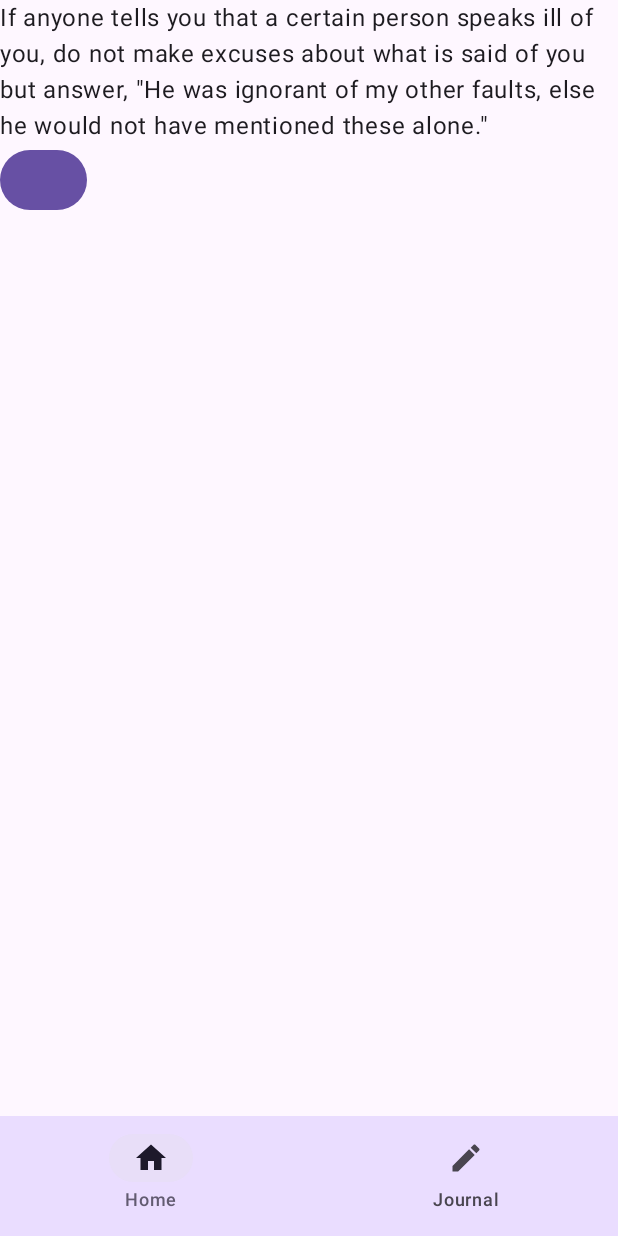
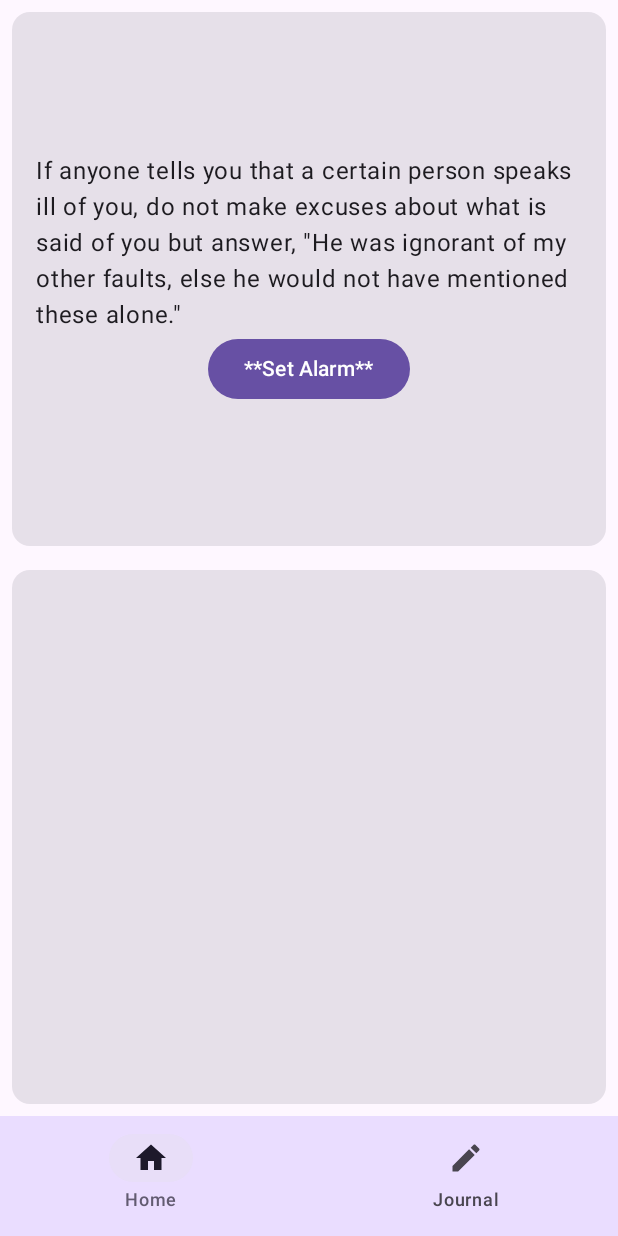
Before and after one commit to tomb00105/My_Stoic, an Android app built with Jetpack Compose: the HomeScreen screen opened through its navigation route, on a phone screen of 412 x 824 dp. Run offline under Robolectric (Android 15) with nearby library versions, the phone set to English and light mode, and no system bars; our stand-ins replace Room's generated code, window size class.

Commit message:
- Even more alarm and notification refactoring. - Minor UI updates.

```diff
--- a/app/src/main/java/com/example/mystoic/MyStoicApplication.kt
+++ b/app/src/main/java/com/example/mystoic/MyStoicApplication.kt
@@ -1,7 +1,6 @@
 package com.example.mystoic
 
 import android.app.Application
-import androidx.compose.ui.platform.LocalContext
 import com.example.mystoic.data.AppContainer
 import com.example.mystoic.data.AppDataContainer
 import com.example.mystoic.notifications.DailyQuoteNotificationChannel
--- a/app/src/main/java/com/example/mystoic/ui/PermissionUtils.kt
+++ b/app/src/main/java/com/example/mystoic/PermissionUtils.kt
@@ -1,4 +1,4 @@
-package com.example.mystoic.ui
+package com.example.mystoic
 
 import android.Manifest
 import androidx.compose.foundation.layout.Column
--- a/app/src/main/java/com/example/mystoic/data/DailyQuoteDataStore.kt
+++ b/app/src/main/java/com/example/mystoic/data/DailyQuoteDataStore.kt
@@ -1,20 +1,18 @@
 package com.example.mystoic.data
 
 import android.content.Context
+import android.util.Log
 import androidx.datastore.core.DataStore
 import androidx.datastore.preferences.core.Preferences
 import androidx.datastore.preferences.core.edit
 import androidx.datastore.preferences.core.intPreferencesKey
 import androidx.datastore.preferences.core.stringPreferencesKey
 import androidx.datastore.preferences.preferencesDataStore
-import kotlinx.coroutines.CoroutineScope
-import kotlinx.coroutines.Dispatchers
 import kotlinx.coroutines.async
 import kotlinx.coroutines.coroutineScope
 import kotlinx.coroutines.flow.first
 import kotlinx.coroutines.flow.map
-import kotlinx.coroutines.launch
-import kotlinx.coroutines.withContext
+import kotlinx.coroutines.runBlocking
 
 val Context.dataStore: DataStore<Preferences> by preferencesDataStore(name = "dailyQuote")
 
@@ -26,15 +24,17 @@ class DailyQuoteDataStore(private val context: Context) {
         val QUOTE_AUTHOR = stringPreferencesKey("QUOTE_AUTHOR")
     }
 
-    suspend fun saveToDataStore(quoteEntity: QuoteEntity) {
-        context.dataStore.edit {
+    fun saveToDataStore(quoteEntity: QuoteEntity) {
+        runBlocking { context.dataStore.edit {
             it[QUOTE_ID] = quoteEntity.id
             it[QUOTE_TEXT] = quoteEntity.text
             it[QUOTE_AUTHOR] = quoteEntity.author
-        }
+        } }
+
     }
 
     fun getFromDataStore() = context.dataStore.data.map {
+        Log.d("IS_QUOTE_EMPTY", "id on get: ${it[QUOTE_ID]}")
         QuoteEntity(
             id = it[QUOTE_ID] ?: -1,
             text = it[QUOTE_TEXT] ?: "",
@@ -42,17 +42,12 @@ class DailyQuoteDataStore(private val context: Context) {
         )
     }
 
-    suspend fun clearDataStore() {
-        context.dataStore.edit {
-            it.clear()
-        }
-    }
-
     suspend fun dataStoreEmpty(): Boolean {
         val dailyQuoteFlow = getFromDataStore()
         return coroutineScope {
             val dailyQuote = dailyQuoteFlow.first()
-            val isEmpty = async { (dailyQuote.id == -1) }
+            Log.d("IS_QUOTE_EMPTY", "${dailyQuote.id}")
+            val isEmpty = async { (dailyQuote.id == -1 || dailyQuote.id == null) }
             isEmpty.await()
         }
     }
--- a/app/src/main/java/com/example/mystoic/data/DailyQuoteRepository.kt
+++ b/app/src/main/java/com/example/mystoic/data/DailyQuoteRepository.kt
@@ -6,8 +6,6 @@ interface DailyQuoteRepository {
     fun getCurrentDailyQuoteEntityStream(): Flow<QuoteEntity>
 
     suspend fun saveNewDailyQuote(quoteEntity: QuoteEntity)
-
-    suspend fun clearDailyQuote()
 
     suspend fun dataStoreEmpty(): Boolean
 }
@@ -19,9 +17,6 @@ class OfflineDailyQuoteRepository(private val dailyQuoteDataStore : DailyQuoteDa
     override suspend fun saveNewDailyQuote(quoteEntity: QuoteEntity) =
         dailyQuoteDataStore.saveToDataStore(quoteEntity)
 
-    override suspend fun clearDailyQuote() =
-        dailyQuoteDataStore.clearDataStore()
-
     override suspend fun dataStoreEmpty() =
         dailyQuoteDataStore.dataStoreEmpty()
 }
--- a/app/src/main/java/com/example/mystoic/notifications/AlarmUtils.kt
+++ b/app/src/main/java/com/example/mystoic/notifications/AlarmUtils.kt
@@ -1,8 +1,6 @@
 package com.example.mystoic.notifications
 
-import android.Manifest
 import android.annotation.SuppressLint
-import android.app.Activity
 import android.app.AlarmManager
 import android.app.PendingIntent
 import android.content.ComponentName
@@ -14,6 +12,7 @@ import java.util.Calendar
 class AlarmUtils(val context: Context) {
     private var alarmMgr: AlarmManager? = null
     private var alarmIntent: PendingIntent
+    private val dayInMillis = 86400000L
 
     init {
         alarmMgr = context.getSystemService(Context.ALARM_SERVICE) as AlarmManager
@@ -38,15 +37,16 @@ class AlarmUtils(val context: Context) {
         }
 
         val calendar: Calendar = Calendar.getInstance().apply {
-            timeInMillis = System.currentTimeMillis()
-            set(Calendar.HOUR_OF_DAY, 19)
+            set(Calendar.HOUR_OF_DAY, 8)
             set(Calendar.MINUTE, 0)
             set(Calendar.SECOND, 0)
         }
 
+        val alarmTime = calendar.timeInMillis + dayInMillis
+
         alarmMgr?.setExactAndAllowWhileIdle(
             AlarmManager.RTC_WAKEUP,
-            calendar.timeInMillis,
+            alarmTime,
             alarmIntent
         )
     }
--- a/app/src/main/java/com/example/mystoic/notifications/DailyQuoteAlarmReceiver.kt
+++ b/app/src/main/java/com/example/mystoic/notifications/DailyQuoteAlarmReceiver.kt
@@ -16,9 +16,6 @@ import kotlinx.coroutines.CoroutineScope
 import kotlinx.coroutines.Dispatchers
 import kotlinx.coroutines.flow.first
 import kotlinx.coroutines.launch
-import kotlinx.coroutines.withContext
-import kotlin.coroutines.CoroutineContext
-import kotlin.coroutines.EmptyCoroutineContext
 
 class DailyQuoteAlarmReceiver : BroadcastReceiver() {
 
--- a/app/src/main/java/com/example/mystoic/notifications/DailyQuoteNotificationChannel.kt
+++ b/app/src/main/java/com/example/mystoic/notifications/DailyQuoteNotificationChannel.kt
@@ -3,12 +3,8 @@ package com.example.mystoic.notifications
 import android.app.NotificationChannel
 import android.app.NotificationManager
 import android.content.Context
-import android.content.res.Resources
 import android.os.Build
-import androidx.compose.ui.platform.LocalContext
-import androidx.compose.ui.res.stringResource
 import androidx.core.app.ComponentActivity
-import com.example.mystoic.R
 
 object DailyQuoteNotificationChannel {
     private const val channelId = "Daily Quote Channel ID"
--- a/app/src/main/java/com/example/mystoic/ui/home/HomeScreen.kt
+++ b/app/src/main/java/com/example/mystoic/ui/home/HomeScreen.kt
@@ -1,14 +1,22 @@
 package com.example.mystoic.ui.home
 
+import androidx.compose.foundation.layout.Arrangement
+import androidx.compose.foundation.layout.Box
 import androidx.compose.foundation.layout.Column
+import androidx.compose.foundation.layout.Row
 import androidx.compose.foundation.layout.fillMaxSize
+import androidx.compose.foundation.layout.fillMaxWidth
+import androidx.compose.foundation.layout.padding
 import androidx.compose.material3.Button
+import androidx.compose.material3.Card
 import androidx.compose.material3.Text
 import androidx.compose.runtime.Composable
 import androidx.compose.runtime.collectAsState
 import androidx.compose.runtime.getValue
+import androidx.compose.ui.Alignment
 import androidx.compose.ui.Modifier
 import androidx.compose.ui.platform.LocalContext
+import androidx.compose.ui.unit.dp
 import androidx.lifecycle.viewmodel.compose.viewModel
 import com.example.mystoic.notifications.AlarmUtils
 import com.example.mystoic.ui.AppViewModelProvider
@@ -21,13 +29,50 @@ fun HomeScreen(
     val homeScreenUiState by viewModel.homeScreenUiState.collectAsState(initial = HomeScreenUiState())
     val context = LocalContext.current
     Column(modifier = modifier.fillMaxSize()) {
-        Text(text = homeScreenUiState.dailyQuoteText)
-        Button(onClick = {
-            val alarmUtils = AlarmUtils(context.applicationContext)
-            alarmUtils.initRepeatingAlarm()
+        Row(
+            modifier = Modifier
+                .fillMaxWidth()
+                .weight(1f)
+        ) {
+            Card(
+                modifier = Modifier
+                    .fillMaxSize()
+                    .padding(8.dp),
+            ) {
+                Box(
+                    modifier = Modifier
+                        .fillMaxSize()
+                        .padding(16.dp)
+                ) {
+                    Column(
+                        modifier = Modifier.fillMaxSize(),
+                        verticalArrangement = Arrangement.Center,
+                        horizontalAlignment = Alignment.CenterHorizontally,
+                    ) {
+                        Text(text = homeScreenUiState.dailyQuoteText)
+                        Button(onClick = {
+                            val alarmUtils = AlarmUtils(context.applicationContext)
+                            alarmUtils.initRepeatingAlarm()
+                        }
+                        ) {
+                            Text(text = "**Set Alarm**")
+                        }
+                    }
+                }
+            }
         }
+        Row(
+            modifier = Modifier
+                .fillMaxWidth()
+                .weight(1f)
+        ) {
+            Card(
+                modifier = Modifier
+                    .fillMaxSize()
+                    .padding(8.dp)
             ) {
 
+            }
         }
     }
 }
--- a/app/src/main/java/com/example/mystoic/ui/home/HomeScreenViewModel.kt
+++ b/app/src/main/java/com/example/mystoic/ui/home/HomeScreenViewModel.kt
@@ -1,10 +1,10 @@
 package com.example.mystoic.ui.home
 
+import android.util.Log
 import androidx.lifecycle.ViewModel
 import androidx.lifecycle.viewModelScope
 import com.example.mystoic.data.DailyQuoteRepository
 import com.example.mystoic.data.QuoteDatabaseRepository
-import com.example.mystoic.data.QuoteEntity
 import kotlinx.coroutines.flow.Flow
 import kotlinx.coroutines.flow.SharingStarted
 import kotlinx.coroutines.flow.first
@@ -17,9 +17,13 @@ class HomeScreenViewModel(
     private val dailyQuoteRepository: DailyQuoteRepository,
 ): ViewModel() {
     init {
-        if (isDailyQuoteEmpty()) {
-            setNewDailyQuote()
+        viewModelScope.launch {
+            if (isDailyQuoteEmpty()) {
+                Log.d("IS_QUOTE_EMPTY", "Log was empty in viewModel")
+                setNewDailyQuote()
+            }
         }
+
     }
     val homeScreenUiState: Flow<HomeScreenUiState> =
         dailyQuoteRepository.getCurrentDailyQuoteEntityStream().map {
@@ -31,11 +35,8 @@ class HomeScreenViewModel(
                 initialValue = HomeScreenUiState()
             )
 
-    private fun isDailyQuoteEmpty(): Boolean {
-        var isEmpty = false
-        viewModelScope.launch {
-            isEmpty = dailyQuoteRepository.dataStoreEmpty()
-        }
+    private suspend fun isDailyQuoteEmpty(): Boolean {
+        val isEmpty = dailyQuoteRepository.dataStoreEmpty()
         return isEmpty
     }
 
--- a/app/src/main/java/com/example/mystoic/ui/journal/JournalScreenViewModel.kt
+++ b/app/src/main/java/com/example/mystoic/ui/journal/JournalScreenViewModel.kt
@@ -3,5 +3,4 @@ package com.example.mystoic.ui.journal
 import androidx.lifecycle.ViewModel
 import com.example.mystoic.data.QuoteDatabaseRepository
 
-class JournalScreenViewModel(quoteDatabaseRepository: QuoteDatabaseRepository) : ViewModel() {
-}
+class JournalScreenViewModel(quoteDatabaseRepository: QuoteDatabaseRepository) : ViewModel()
```
Also changed, not shown: app/src/main/java/com/example/mystoic/MainActivity.kt (+0 -17 lines), app/src/main/java/com/example/mystoic/MyStoicApp.kt (+0 -14 lines), app/src/main/java/com/example/mystoic/notifications/BootReceiver.kt (+0 -8 lines), 1 other file.
